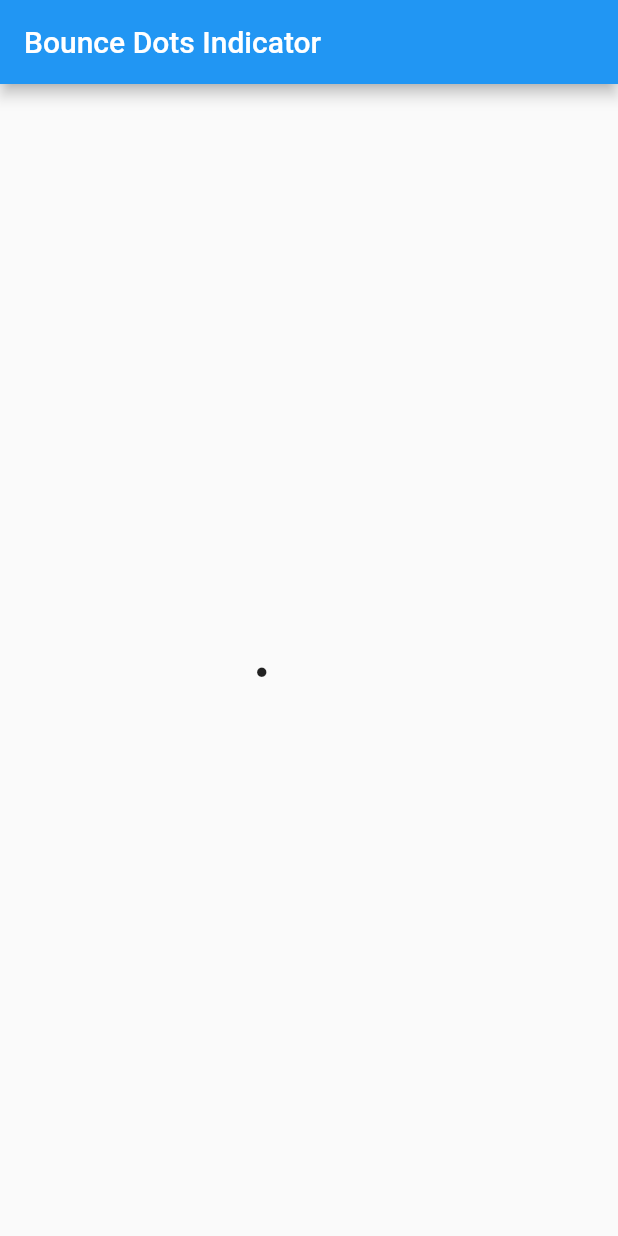
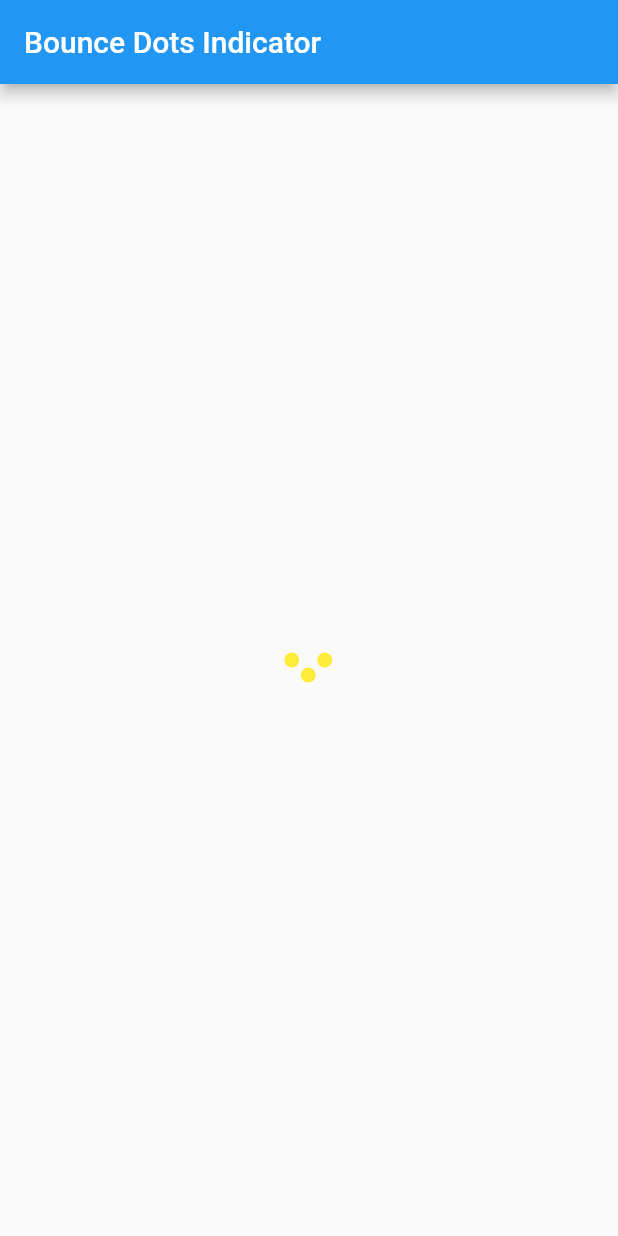
Before and after one commit to yuta-akazawa/flutter_practice, a Flutter app: the screen it shows after launch, on a phone screen of 412 x 824 dp. Run offline on Flutter 3.47's test engine with Material 2 defaults, Android fonts, the phone set to English and light mode, and no system bars; our stand-ins replace after_layout, bloc, cached_network_image, equatable, flutter_bloc, google_maps_flutter and 1 more; generated files the repository leaves out were written again.

Commit message:
bounce indicator

```diff
--- a/prc_bounce_indicator/lib/bounce_dot.dart
+++ b/prc_bounce_indicator/lib/bounce_dot.dart
@@ -10,21 +10,23 @@ class BounceDot extends AnimatedWidget {
     final Animation<double> animation = listenable;
     print('bounce: ${animation.value}');
 
-    return Container(
-      height: animation.value + 20,
-//      color: Colors.blue,
-      child: Text(
-        '・',
-        style: TextStyle(
-          fontSize: 30,
-        ),),
+    return Transform.translate(
+      offset: Offset(0, animation.value),
+      child: Container(
+        width: 10,
+        height: 10,
+        decoration: BoxDecoration(
+          shape: BoxShape.circle,
+          color: Colors.yellow
+        ),
+      ),
     );
   }
 }
 
 class BounceDotsIndicator extends StatefulWidget {
   final double beginTweenValue = 0.0;
-  final double endTweenValue = 30.0;
+  final double endTweenValue = 10.0;
   @override
   _BounceDotsIndicatorState createState() => _BounceDotsIndicatorState();
 }
@@ -38,7 +40,7 @@ class _BounceDotsIndicatorState extends State<BounceDotsIndicator> with TickerPr
   void _addAnimationControllers(){
     controllers.add(AnimationController(
       vsync: this,
-      duration: Duration(milliseconds: 250),
+      duration: Duration(milliseconds: 200),
     ));
   }
 
@@ -50,7 +52,8 @@ class _BounceDotsIndicatorState extends State<BounceDotsIndicator> with TickerPr
   }
 
   void _buildAnimations(int index) {
-    animations.add(Tween(
+    animations.add(
+        Tween(
           begin: widget.beginTweenValue,
           end: widget.endTweenValue,
         ).animate(controllers[index])
@@ -62,7 +65,7 @@ class _BounceDotsIndicatorState extends State<BounceDotsIndicator> with TickerPr
                 && status == AnimationStatus.dismissed) {
               controllers[0].forward();
             }
-        if (animations[index].value > widget.endTweenValue / 3
+            if (animations[index].value > widget.endTweenValue / 4
                 && index < numberOfDots - 1) {
               controllers[index + 1].forward();
             }
--- a/prc_bounce_indicator/lib/main.dart
+++ b/prc_bounce_indicator/lib/main.dart
@@ -25,7 +25,6 @@ class MyHomePage extends StatelessWidget {
         title: Text('Bounce Dots Indicator'),
       ),
       body: Container(
-//        color: Colors.green,
         child: Center(
           child: BounceDotsIndicator(),
         ),
```
Lines whose indentation alone changed are shown as unchanged.
